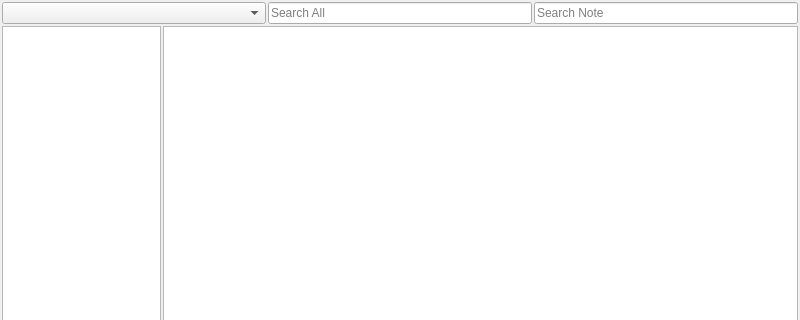
Before: the Qt Designer form ui_main_window.ui in Agustyn98/AppNotasQt, drawn with Qt 5; both pictures show x 0 to 800 and y 0 to 320 of the 800 by 600 pixel window.
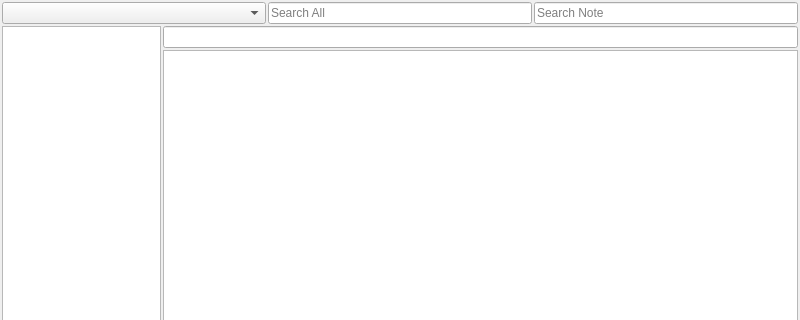
After: the same form once the commit is applied.

```diff
--- a/ui_main_window.ui
+++ b/ui_main_window.ui
@@ -96,7 +96,14 @@
          <widget class="QListView" name="listView"/>
         </item>
         <item>
-         <widget class="QTextEdit" name="textEdit"/>
+         <layout class="QVBoxLayout" name="verticalLayout_3" stretch="1,4">
+          <item>
+           <widget class="QLineEdit" name="lineEdit_3"/>
+          </item>
+          <item>
+           <widget class="QTextEdit" name="textEdit"/>
+          </item>
+         </layout>
         </item>
        </layout>
       </item>
```
Left out of the diff: 2 changed lines with no effect on the pictures.
